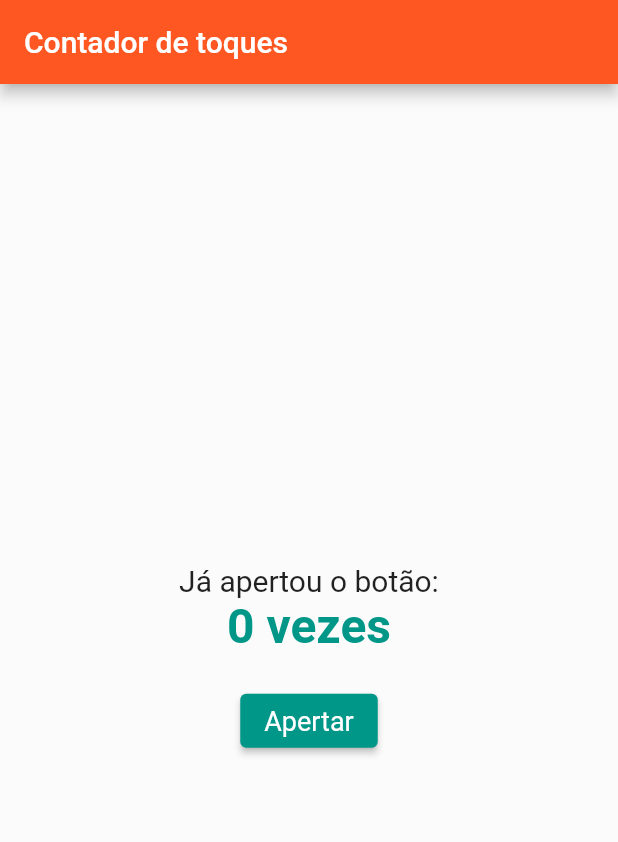
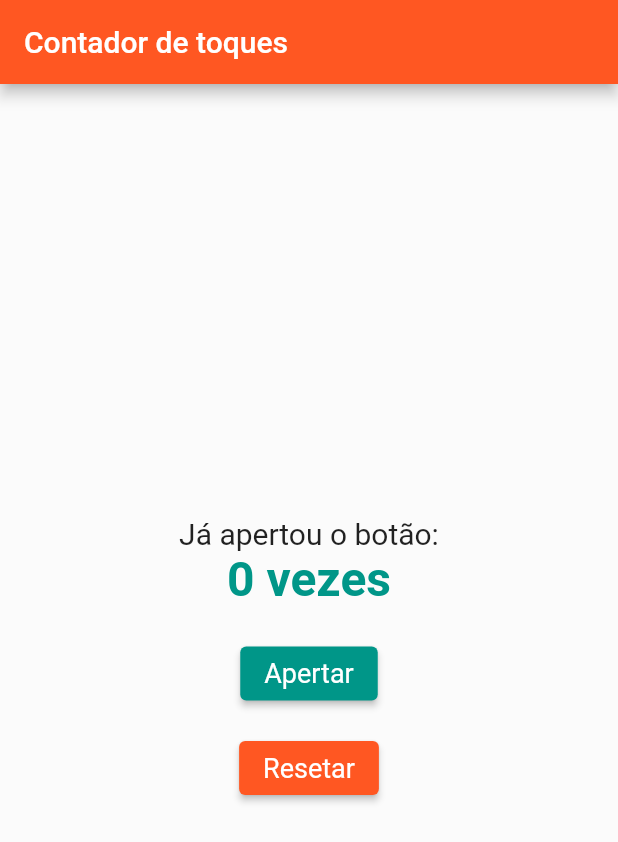
Before and after one commit to AugustoZanoli/zanoli-flutter-project, a Flutter app: the screen it shows after launch, on a phone screen of 412 x 824 dp. Shown: the top 842 px of the screen. Run offline on Flutter 3.47's test engine with Material 2 defaults, Android fonts, the phone set to English and light mode, and no system bars.

Commit message:
"Adicionando o segundo botão"

```diff
--- a/lib/main.dart
+++ b/lib/main.dart
@@ -75,6 +75,21 @@ class _MyHomePageState extends State<MyHomePage> {
                   ),
                 ),
               ),
+              SizedBox(height: 15),
+              ElevatedButton(
+                onPressed: () {
+                  setState(() {
+                    _counter = 0;
+                  });
+                },
+                child: Text('Resetar'),
+                style: ElevatedButton.styleFrom(
+                  primary: Colors.deepOrange,
+                  textStyle: TextStyle(
+                    fontSize: 18,
+                  ),
+                ),
+              ),
             ],
           ),
         ),
```
